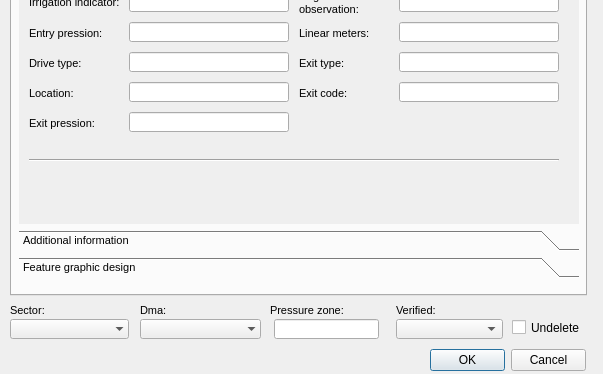
The window that ui/ws_man_node.ui (Giswater/giswater_qgis_plugin) describes before a commit, drawn with Qt 5; both pictures show x 0 to 603 and y 241 to 615 of the 603 by 615 pixel window.
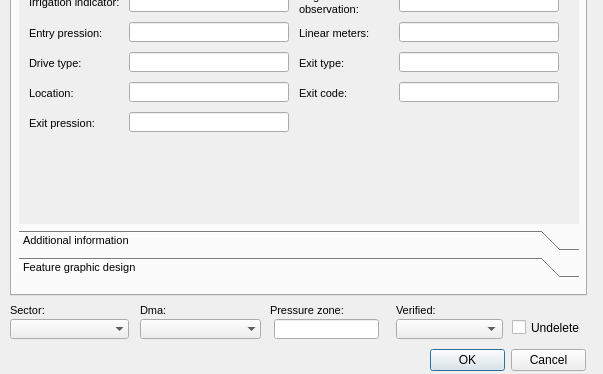
The same window after the commit. The open tabs and pages were chosen to show the change.

The edit to the form file:
```diff
--- a/ui/ws_man_node.ui
+++ b/ui/ws_man_node.ui
@@ -10844,8 +10844,8 @@
        <rect>
         <x>0</x>
         <y>0</y>
-        <width>98</width>
-        <height>28</height>
+        <width>560</width>
+        <height>312</height>
        </rect>
       </property>
       <attribute name="label">
@@ -11584,19 +11584,6 @@
         <bool>true</bool>
        </property>
       </widget>
-      <widget class="Line" name="line_5">
-       <property name="geometry">
-        <rect>
-         <x>10</x>
-         <y>240</y>
-         <width>530</width>
-         <height>16</height>
-        </rect>
-       </property>
-       <property name="orientation">
-        <enum>Qt::Horizontal</enum>
-       </property>
-      </widget>
      </widget>
      <widget class="QWidget" name="page_17">
       <property name="geometry">
```
Left out of the diff: 220 changed lines with no effect on the pictures.
